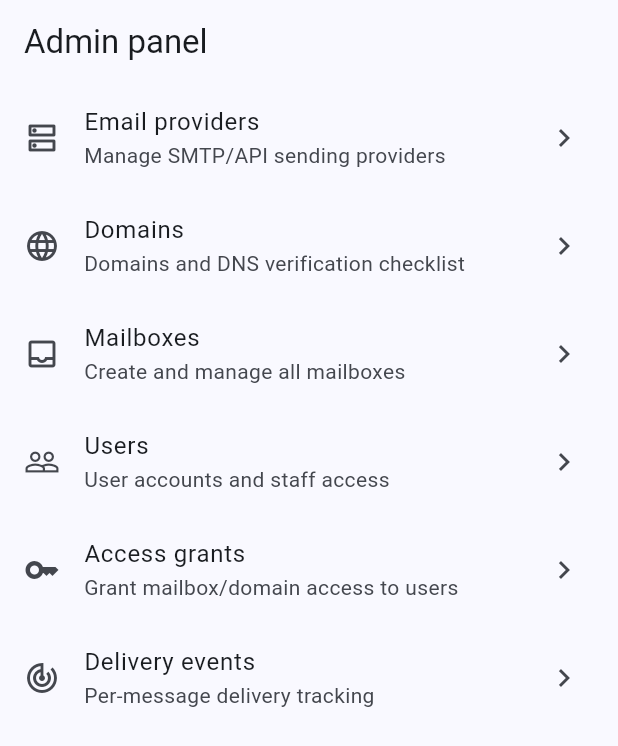
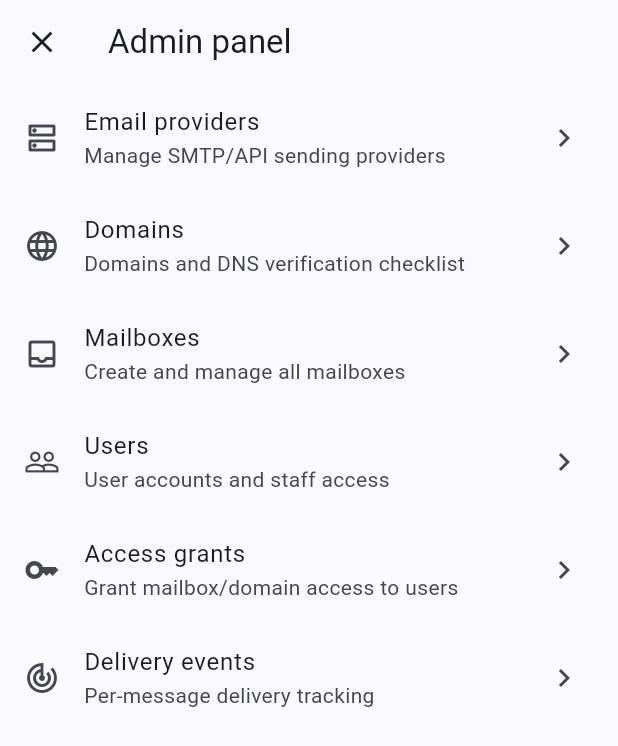
Before and after one commit to pyprism/Hedwig-Client, a Flutter app: the AdminScreen screen opened by its route, on a phone screen of 412 x 824 dp. Shown: the top 746 px of the screen. Run offline on Flutter 3.47's test engine with Material 3 defaults, Android fonts, the phone set to English and light mode, and no system bars; our stand-ins replace connectivity_plus, dio, drift, drift_flutter, file_picker, flutter_riverpod and 6 more; missing offline and left inert: flutter_quill, flutter_quill_delta_from_html; accounts and stored records are empty; generated files the repository leaves out were written again; network calls fail.

Commit message:
feat: added back navigation button to admin panel for improved user experience

```diff
--- a/lib/features/admin/presentation/screens/admin_screen.dart
+++ b/lib/features/admin/presentation/screens/admin_screen.dart
@@ -7,7 +7,14 @@ class AdminScreen extends StatelessWidget {
   @override
   Widget build(BuildContext context) {
     return Scaffold(
-      appBar: AppBar(title: const Text('Admin panel')),
+      appBar: AppBar(
+        title: const Text('Admin panel'),
+        leading: IconButton(
+          icon: const Icon(Icons.close),
+          tooltip: 'Back to mail',
+          onPressed: () => context.go('/inbox'),
+        ),
+      ),
       body: ListView(
         children: const [
           _AdminTile(
```
